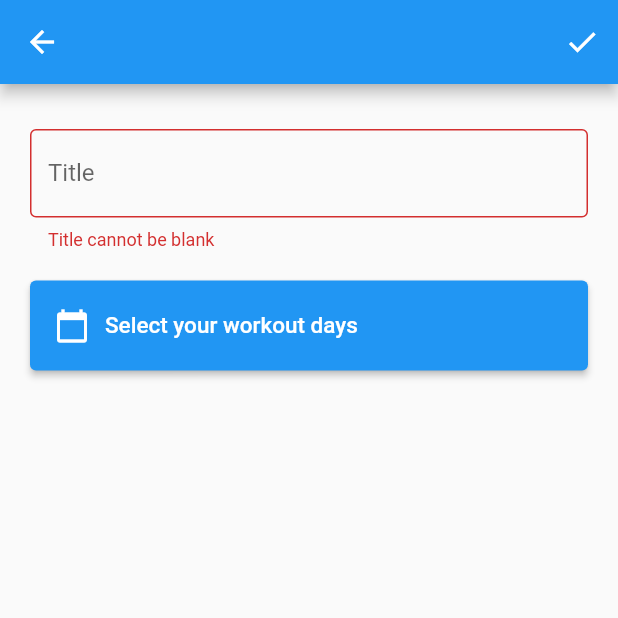
After one commit to Fasteel/muscuapp, a Flutter app: the WorkoutScreen screen opened directly, after a tap on the "check" icon, on a phone screen of 412 x 824 dp, the top half of it. The commit adds this screen. Run offline on Flutter 3.47's test engine with Material 2 defaults, Android fonts, the phone set to English and light mode, and no system bars; our stand-ins replace fluttertoast; network calls fail.

Commit message:
:sparkles: As a user, I want to create workout

```diff
--- a/frontend/lib/main.dart
+++ b/frontend/lib/main.dart
@@ -1,4 +1,4 @@
-import 'package:muscuapp/screens/login.dart';
+import 'package:muscuapp/screens/login_screen.dart';
 
 import 'package:flutter/material.dart';
 
@@ -16,7 +16,7 @@ class MyApp extends StatelessWidget {
       theme: ThemeData(
         primarySwatch: Colors.blue,
       ),
-      home: const Login(),
+      home: const LoginScreen(),
     );
   }
 }
--- a/frontend/lib/factories/workout.dart
+++ b/frontend/lib/model/workout.dart
@@ -1,4 +1,4 @@
-import 'package:muscuapp/factories/day.dart';
+import 'package:muscuapp/model/day.dart';
 
 class Workout {
   int id;
--- /dev/null
+++ b/frontend/lib/screens/workout_screen.dart
@@ -0,0 +1,140 @@
+import 'dart:io';
+import 'dart:ui';
+import 'dart:convert';
+
+import 'package:flutter/cupertino.dart';
+import 'package:flutter/material.dart';
+import 'package:fluttertoast/fluttertoast.dart';
+import 'package:muscuapp/model/day.dart';
+import 'package:http/http.dart' as http;
+import '../global_state.dart' as global_state;
+
+import 'days_screen.dart';
+
+class WorkoutScreen extends StatefulWidget {
+  const WorkoutScreen({Key? key}) : super(key: key);
+
+  @override
+  _WorkoutScreenState createState() => _WorkoutScreenState();
+}
+
+class _WorkoutScreenState extends State<WorkoutScreen> {
+  final titleController = TextEditingController();
+  List<String> days = List<String>.empty();
+  final GlobalKey<FormState> _formKey = GlobalKey<FormState>();
+
+  @override
+  void dispose() {
+    titleController.dispose();
+    super.dispose();
+  }
+
+  @override
+  Widget build(BuildContext context) {
+    return Scaffold(
+      appBar: AppBar(
+        actions: [
+          IconButton(
+            icon: const Icon(Icons.check),
+            onPressed: () async {
+              if (_formKey.currentState!.validate()) {
+                // NEED REFACTO
+                var daysPK = [];
+                for (var i = 0; i < translations.keys.length; i++) {
+                  if (days.contains(translations.keys.elementAt(i))) {
+                    daysPK.add(i + 1);
+                  }
+                }
+                // NEED REFACTO
+
+                final response = await http.post(
+                    Uri.parse('http://127.0.0.1:8000/workouts/'),
+                    headers: {
+                      HttpHeaders.authorizationHeader: global_state.token,
+                      HttpHeaders.contentTypeHeader: 'application/json'
+                    },
+                    body: jsonEncode({
+                      "title": titleController.text,
+                      "state": "AC",
+                      "days": daysPK
+                    }));
+
+                if (response.statusCode != 201) {
+                  Fluttertoast.showToast(
+                      msg: 'Failed to create workout',
+                      gravity: ToastGravity.TOP,
+                      backgroundColor: Colors.red,
+                      fontSize: 18.0);
+                } else {
+                  Fluttertoast.showToast(
+                      msg: 'Workout created',
+                      gravity: ToastGravity.TOP,
+                      backgroundColor: Colors.green,
+                      fontSize: 18.0);
+                }
+
+                Navigator.pop(context);
+              }
+            },
+          )
+        ],
+      ),
+      body: Container(
+        padding: const EdgeInsets.all(20.0),
+        child: Form(
+            key: _formKey,
+            child: Column(
+              children: <Widget>[
+                const SizedBox(height: 10),
+                TextFormField(
+                  controller: titleController,
+                  validator: (value) =>
+                      value!.isEmpty ? "Title cannot be blank" : null,
+                  decoration: const InputDecoration(
+                    border: OutlineInputBorder(),
+                    labelText: 'Title',
+                  ),
+                ),
+                const SizedBox(height: 20),
+                ElevatedButton(
+                  onPressed: () async {
+                    final result = await Navigator.push(
+                      context,
+                      MaterialPageRoute(
+                          builder: (context) => DaysScreen(days: days)),
+                    );
+
+                    setState(() {
+                      if (result != null) {
+                        days = result;
+                      }
+                    });
+                  },
+                  child: Container(
+                    alignment: Alignment.center,
+                    child: SizedBox(
+                      height: 60.00,
+                      child: Row(
+                        children: <Widget>[
+                          const Icon(Icons.calendar_today),
+                          const SizedBox(width: 10),
+                          Flexible(
+                              child: Text(
+                            days.isEmpty
+                                ? "Select your workout days"
+                                : days
+                                    .map((day) => Day.getTranslation(day))
+                                    .join(' - '),
+                            style: const TextStyle(fontSize: 15.0),
+                          )),
+                        ],
+                      ),
+                    ),
+                  ),
+                )
+              ],
+            )),
+      ),
+    );
+  }
+}
```
Also changed, not shown: frontend/lib/screens/days_screen.dart (added, +58 -0 lines), frontend/lib/screens/login_screen.dart (renamed from frontend/lib/screens/login.dart, +9 -8 lines), frontend/lib/screens/workouts.dart (deleted, +0 -74 lines), frontend/lib/screens/workouts_screen.dart (added, +78 -0 lines), frontend/lib/model/day.dart (renamed from frontend/lib/factories/day.dart), frontend/lib/model/login_response.dart (renamed from frontend/lib/factories/login_response.dart).
